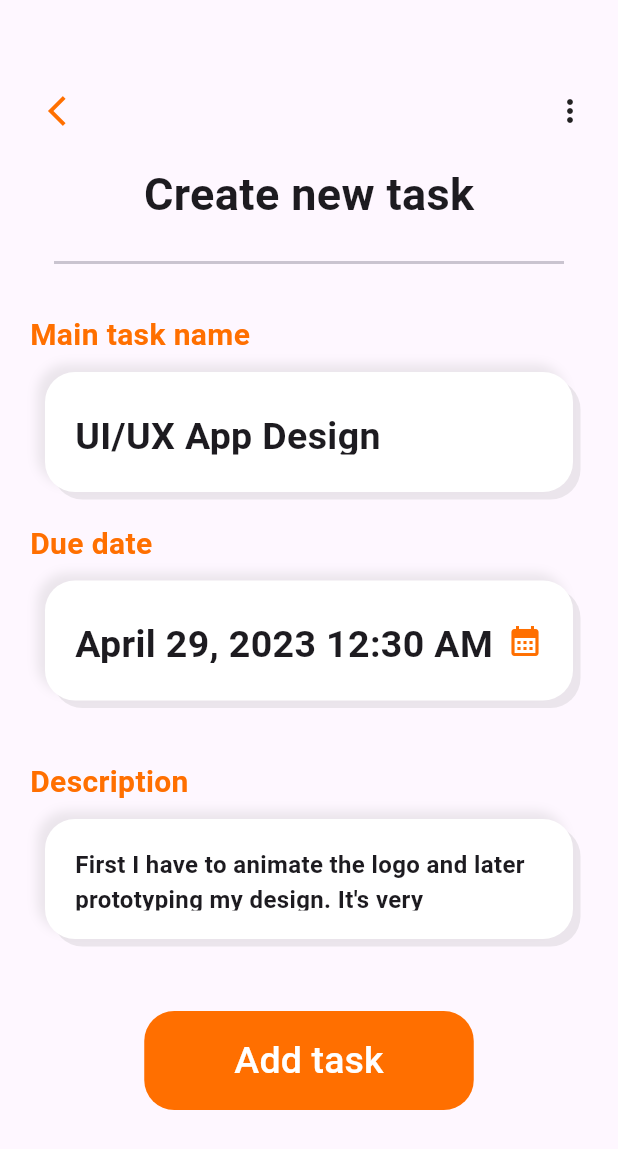
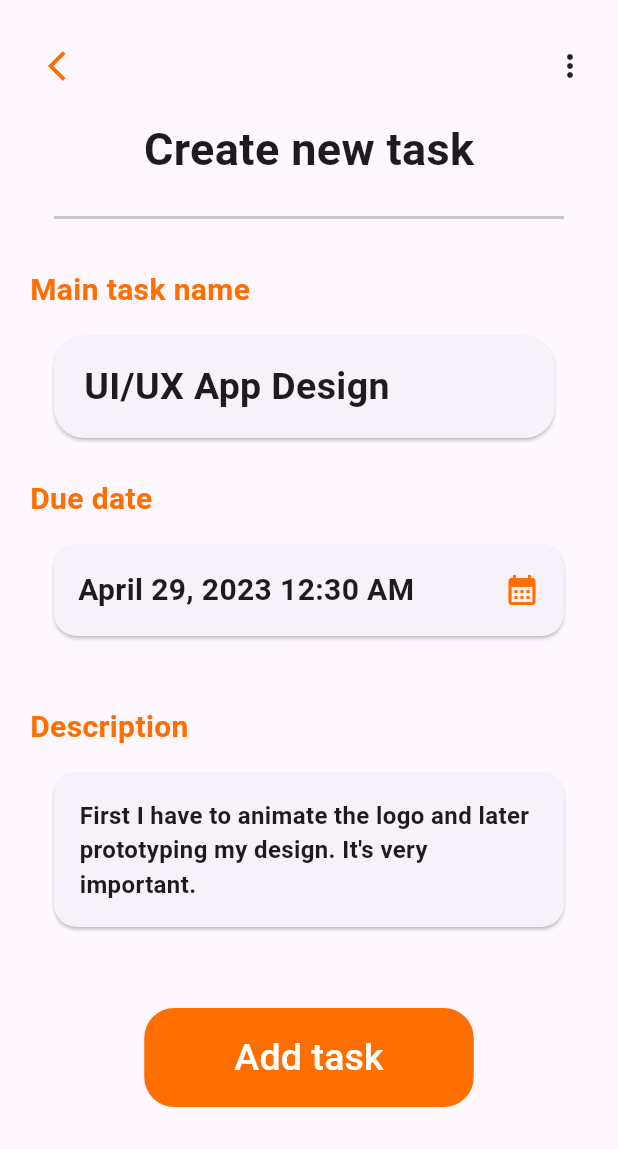
Before and after one commit to yisaq27/gdsc_study_session_g7, a Flutter app: the CreateTaskPage screen opened by its route, on a phone screen of 412 x 824 dp. Shown: the top 1149 px of the screen. Run offline on Flutter 3.47's test engine with Material 3 defaults, Android fonts, the light colour scheme and no system bars.

Commit message:
container by card

```diff
--- a/lib/Presentation/Screen/task_add.dart
+++ b/lib/Presentation/Screen/task_add.dart
@@ -12,10 +12,8 @@ class CreateTaskPage extends StatelessWidget {
           child: Column(
             crossAxisAlignment: CrossAxisAlignment.start,
             children: [
-              //listItem[0][1],
-              const SizedBox(
-                height: 30,
-              ),
+
+              //App bar row
               Row(
                 mainAxisAlignment: MainAxisAlignment.spaceBetween,
                 children: [
@@ -27,21 +25,16 @@ class CreateTaskPage extends StatelessWidget {
                       Icons.arrow_back_ios,
                       color: Colors.amber[900],
                     ),
-                    //color: Colors.amber[900],
                   ),
-
-                  // const Text(
-                  //   'Todo List',
-                  //   style: TextStyle(
-                  //     fontSize: 20,
-                  //   ),
-                  // ),
                   const Icon(Icons.more_vert),
                 ],
               ),
               const SizedBox(
                 height: 10,
               ),
+
+
+              // Create new task title
               const Center(
                 child: Text(
                   'Create new task',
@@ -59,6 +52,7 @@ class CreateTaskPage extends StatelessWidget {
                 height: 10,
               ),
 
+              //Task name title
               Text(
                 'Main task name',
                 style: TextStyle(
@@ -67,27 +61,16 @@ class CreateTaskPage extends StatelessWidget {
                   fontWeight: FontWeight.w600,
                 ),
               ),
-              Container(
-                height: 80,
-                width: MediaQuery.of(context).size.width,
-                margin: EdgeInsets.symmetric(horizontal: 10, vertical: 10),
-                padding:
-                    const EdgeInsets.symmetric(horizontal: 20, vertical: 25),
-                decoration: BoxDecoration(
-                  boxShadow: [
-                    BoxShadow(
-                        blurRadius: 5,
-                        offset: const Offset(-5, -5),
-                        color: Colors.grey.withOpacity(0.2)),
-                    BoxShadow(
-                        //blurRadius: 3,
-                        offset: const Offset(5, 5),
-                        color: Colors.grey.withOpacity(0.2)),
-                  ],
+
+              //Task name card
+              Card(
+                shape: RoundedRectangleBorder(
                   borderRadius: BorderRadius.circular(20),
-                  color: Colors.white,
                 ),
-                child: const Text(
+                margin: const EdgeInsets.all(16),
+                child: const Padding(
+                  padding: EdgeInsets.fromLTRB(20, 16, 110, 16),
+                  child: Text(
                     'UI/UX App Design',
                     style: TextStyle(
                       fontSize: 25,
@@ -95,10 +78,43 @@ class CreateTaskPage extends StatelessWidget {
                     ),
                   ),
                 ),
+              )
+
+              // Task name Container
+              // Container(
+              //   height: 80,
+              //   width: MediaQuery.of(context).size.width,
+              //   margin: EdgeInsets.symmetric(horizontal: 10, vertical: 10),
+              //   padding:
+              //       const EdgeInsets.symmetric(horizontal: 20, vertical: 25),
+              //   decoration: BoxDecoration(
+              //     boxShadow: [
+              //       BoxShadow(
+              //           blurRadius: 5,
+              //           offset: const Offset(-5, -5),
+              //           color: Colors.grey.withOpacity(0.2)),
+              //       BoxShadow(
+              //           //blurRadius: 3,
+              //           offset: const Offset(5, 5),
+              //           color: Colors.grey.withOpacity(0.2)),
+              //     ],
+              //     borderRadius: BorderRadius.circular(20),
+              //     color: Colors.white,
+              //   ),
+              //   child: const Text(
+              //     'UI/UX App Design',
+              //     style: TextStyle(
+              //       fontSize: 25,
+              //       fontWeight: FontWeight.bold,
+              //     ),
+              //   ),
+              // )
+              ,
               const SizedBox(
                 height: 10,
               ),
 
+              //Due date text
               Text(
                 'Due date',
                 style: TextStyle(
@@ -107,32 +123,21 @@ class CreateTaskPage extends StatelessWidget {
                   fontWeight: FontWeight.w600,
                 ),
               ),
-              Container(
-                height: 80,
-                width: MediaQuery.of(context).size.width,
-                margin: EdgeInsets.symmetric(horizontal: 10, vertical: 10),
-                padding:
-                    const EdgeInsets.symmetric(horizontal: 20, vertical: 25),
-                decoration: BoxDecoration(
-                  boxShadow: [
-                    BoxShadow(
-                        blurRadius: 5,
-                        offset: const Offset(-5, -5),
-                        color: Colors.grey.withOpacity(0.2)),
-                    BoxShadow(
-                        //blurRadius: 3,
-                        offset: const Offset(5, 5),
-                        color: Colors.grey.withOpacity(0.2)),
-                  ],
-                  borderRadius: BorderRadius.circular(20),
-                  color: Colors.white,
+
+              //Due date Card
+              Card(
+                shape: RoundedRectangleBorder(
+                  borderRadius: BorderRadius.circular(15),
                 ),
+                margin: const EdgeInsets.all(16),
+                child: Padding(
+                  padding: const EdgeInsets.all(16),
                   child: Row(
                     children: [
                       const Text(
                         'April 29, 2023 12:30 AM ',
                         style: TextStyle(
-                        fontSize: 25,
+                          fontSize: 20,
                           fontWeight: FontWeight.bold,
                         ),
                       ),
@@ -144,10 +149,51 @@ class CreateTaskPage extends StatelessWidget {
                     ],
                   ),
                 ),
+              ),
+
+              //Due date Container
+              // Container(
+              //   height: 80,
+              //   width: MediaQuery.of(context).size.width,
+              //   margin: EdgeInsets.symmetric(horizontal: 10, vertical: 10),
+              //   padding:
+              //       const EdgeInsets.symmetric(horizontal: 20, vertical: 25),
+              //   decoration: BoxDecoration(
+              //     boxShadow: [
+              //       BoxShadow(
+              //           blurRadius: 5,
+              //           offset: const Offset(-5, -5),
+              //           color: Colors.grey.withOpacity(0.2)),
+              //       BoxShadow(
+              //           //blurRadius: 3,
+              //           offset: const Offset(5, 5),
+              //           color: Colors.grey.withOpacity(0.2)),
+              //     ],
+              //     borderRadius: BorderRadius.circular(20),
+              //     color: Colors.white,
+              //   ),
+              //   child: Row(
+              //     children: [
+              //       const Text(
+              //         'April 29, 2023 12:30 AM ',
+              //         style: TextStyle(
+              //           fontSize: 25,
+              //           fontWeight: FontWeight.bold,
+              //         ),
+              //       ),
+              //       Expanded(child: Container()),
+              //       Icon(
+              //         Icons.calendar_month,
+              //         color: Colors.amber[900],
+              //       )
+              //     ],
+              //   ),
+              // ),
               const SizedBox(
                 height: 30,
               ),
 
+              // Description text
               Text(
                 'Description',
                 style: TextStyle(
@@ -156,27 +202,16 @@ class CreateTaskPage extends StatelessWidget {
                   fontWeight: FontWeight.w600,
                 ),
               ),
-              Container(
-                height: 80,
-                width: MediaQuery.of(context).size.width,
-                margin: EdgeInsets.symmetric(horizontal: 10, vertical: 10),
-                padding:
-                    const EdgeInsets.symmetric(horizontal: 20, vertical: 19),
-                decoration: BoxDecoration(
-                  boxShadow: [
-                    BoxShadow(
-                        blurRadius: 5,
-                        offset: const Offset(-5, -5),
-                        color: Colors.grey.withOpacity(0.2)),
-                    BoxShadow(
-                        //blurRadius: 3,
-                        offset: const Offset(5, 5),
-                        color: Colors.grey.withOpacity(0.2)),
-                  ],
-                  borderRadius: BorderRadius.circular(20),
-                  color: Colors.white,
+
+              // Description Card
+              Card(
+                shape: RoundedRectangleBorder(
+                  borderRadius: BorderRadius.circular(15),
                 ),
-                child: const Text(
+                margin: const EdgeInsets.all(16),
+                child: const Padding(
+                  padding: EdgeInsets.all(17),
+                  child: Text(
                     'First I have to animate the logo and later prototyping my design. It\'s very important.',
                     style: TextStyle(
                       fontSize: 16,
@@ -184,11 +219,43 @@ class CreateTaskPage extends StatelessWidget {
                     ),
                   ),
                 ),
+              ),
+
+              //Description Container
+              // Container(
+              //   height: 80,
+              //   width: MediaQuery.of(context).size.width,
+              //   margin: EdgeInsets.symmetric(horizontal: 10, vertical: 10),
+              //   padding:
+              //       const EdgeInsets.symmetric(horizontal: 20, vertical: 19),
+              //   decoration: BoxDecoration(
+              //     boxShadow: [
+              //       BoxShadow(
+              //           blurRadius: 5,
+              //           offset: const Offset(-5, -5),
+              //           color: Colors.grey.withOpacity(0.2)),
+              //       BoxShadow(
+              //           //blurRadius: 3,
+              //           offset: const Offset(5, 5),
+              //           color: Colors.grey.withOpacity(0.2)),
+              //     ],
+              //     borderRadius: BorderRadius.circular(20),
+              //     color: Colors.white,
+              //   ),
+              //   child: const Text(
+              //     'First I have to animate the logo and later prototyping my design. It\'s very important.',
+              //     style: TextStyle(
+              //       fontSize: 16,
+              //       fontWeight: FontWeight.bold,
+              //     ),
+              //   ),
+              // ),
 
               const SizedBox(
                 height: 30,
               ),
 
+              // Add task Button
               Center(
                 child: TextButton(
                   onPressed: () {
```
Lines whose indentation alone changed are shown as unchanged.
